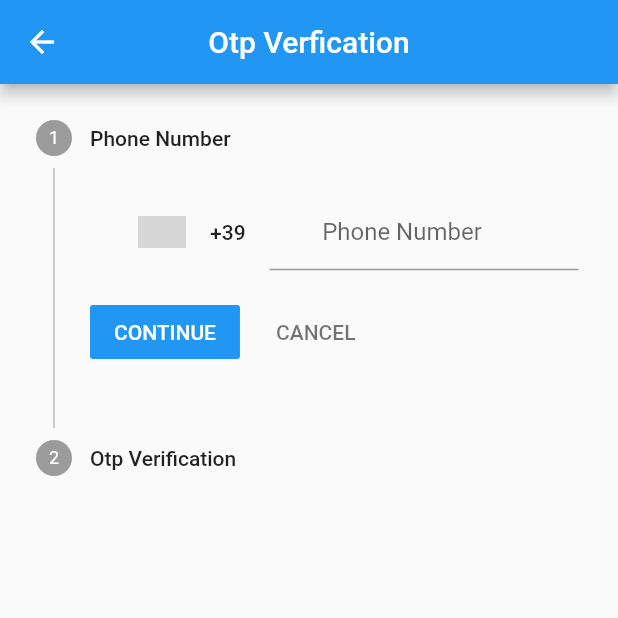
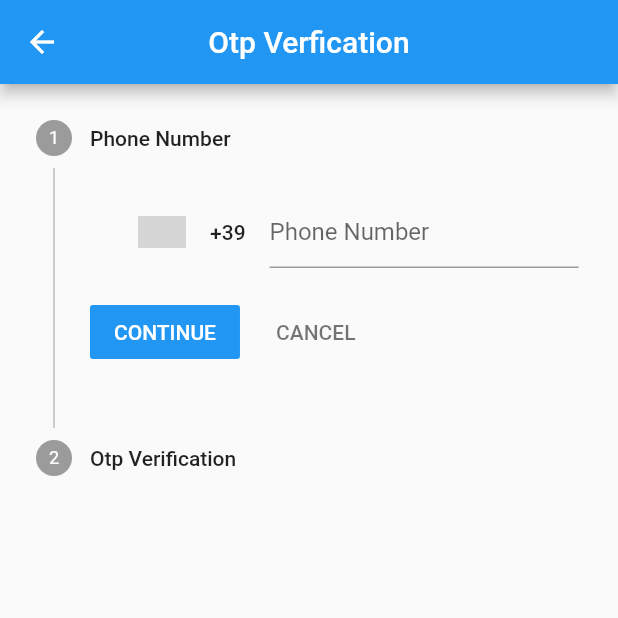
Before and after one commit to tron200/car_washer, a Flutter app: the otpVerfication screen opened by its route, on a phone screen of 412 x 824 dp, the top half of it. Run offline on Flutter 3.47's test engine with Material 2 defaults, Android fonts, the phone set to English and light mode, and no system bars; drawn by our look-alikes of country_code_picker; our stand-ins replace device_info, firebase_auth, firebase_core, firebase_messaging, google_sign_in, pinput and 2 more; missing offline and left inert: flutter_facebook_auth; accounts and stored records are empty; grey boxes are pictures that could not be loaded.

Commit message:
otp some changes commit

```diff
--- a/lib/Auth/otpVerfication.dart
+++ b/lib/Auth/otpVerfication.dart
@@ -87,10 +87,7 @@ class _otpVerficationState extends State<otpVerfication>{
                 child: TextField(
                   decoration: InputDecoration(
                       hintText: "Phone Number",
-                      prefix: Padding(
-                        padding: EdgeInsets.all(4),
-                        child: Text(dialCodesDigits),
-                      )
+
                   ),
                   keyboardType: TextInputType.number,
                   controller: _phoneController,
```
